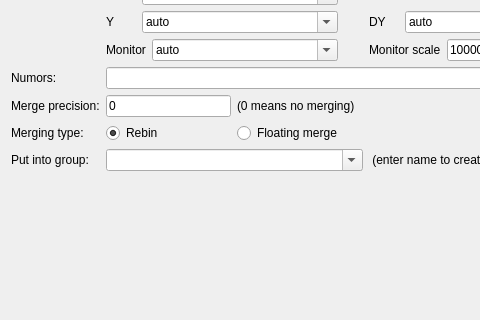
Above: ufit/gui/ui/dataloader.ui from McStasMcXtrace/ufit before the change; both pictures show x 0 to 480 and y 104 to 424 of the 591 by 540 pixel window. Below: the same form after it.
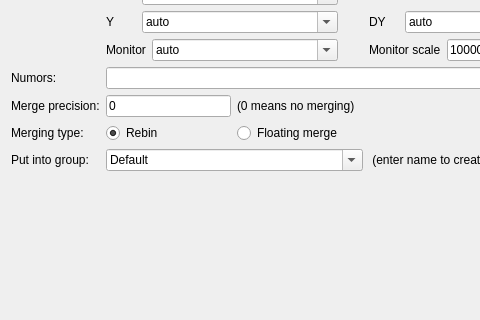
That is the form after the change. Icons and pictures are not drawn.

Commit message: correct default for data group

```diff
--- a/ufit/gui/ui/dataloader.ui
+++ b/ufit/gui/ui/dataloader.ui
@@ -427,6 +427,11 @@
        <property name="editable">
         <bool>true</bool>
        </property>
+       <item>
+        <property name="text">
+         <string>Default</string>
+        </property>
+       </item>
       </widget>
      </item>
      <item row="9" column="3" colspan="2">
```
